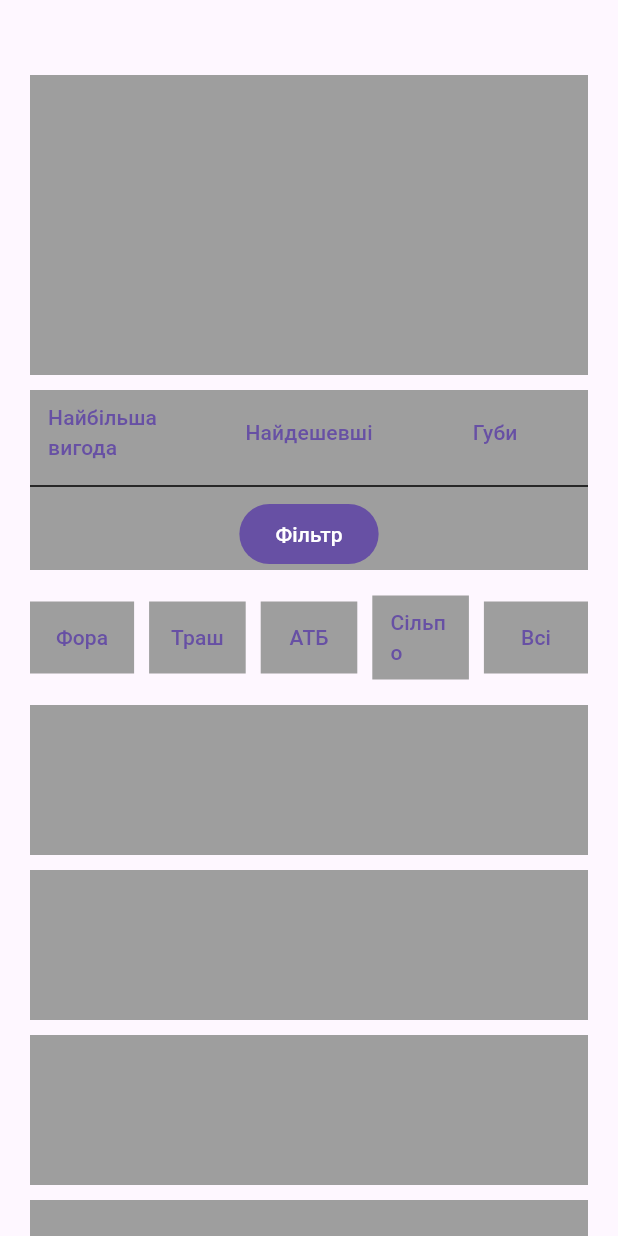
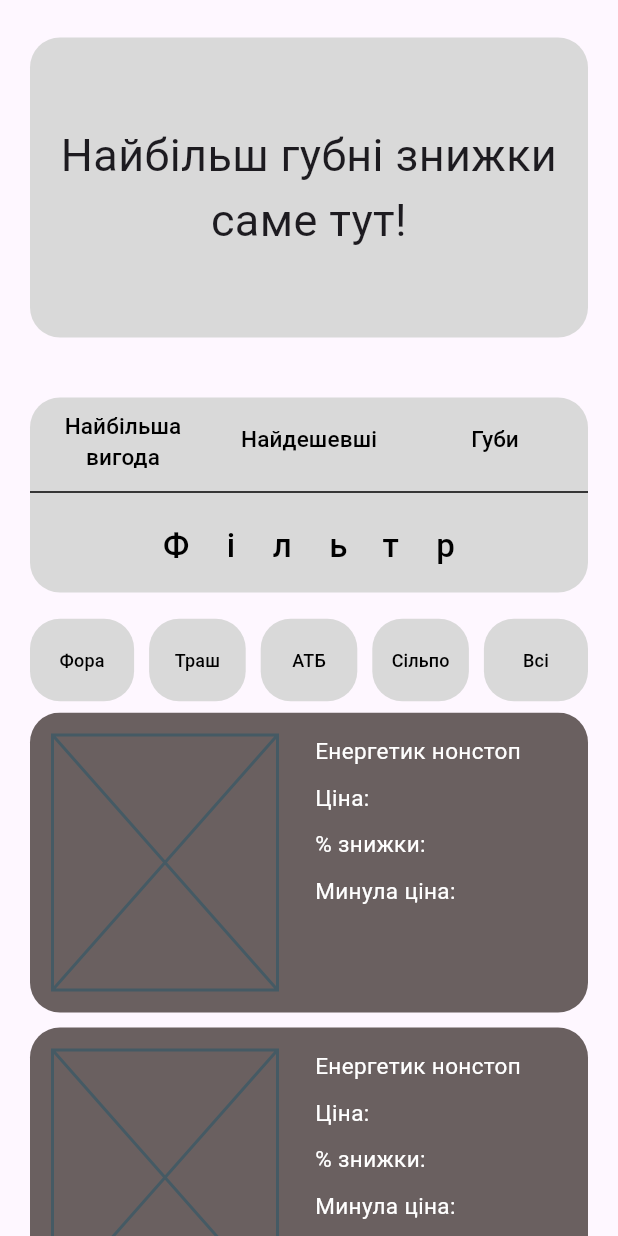
Before and after one commit to ReGeNss/markerplace_sales_monitor, a Flutter app: the screen it shows after launch, after a tap on "Найбільша вигода", on a phone screen of 412 x 824 dp. Run offline on Flutter 3.47's test engine with Material 3 defaults, Android fonts, the phone set to English and light mode, and no system bars.

Commit message:
completed ui model

```diff
--- a/lib/main.dart
+++ b/lib/main.dart
@@ -1,5 +1,5 @@
 import 'package:flutter/material.dart';
-import 'package:markerplace_seals/widgets/main_screen.dart';
+import 'package:markerplace_sales_monitor/widgets/main_screen.dart';
 
 void main() {
   runApp(const MainApp());
--- a/lib/widgets/main_screen.dart
+++ b/lib/widgets/main_screen.dart
@@ -1,4 +1,18 @@
 import 'package:flutter/material.dart';
+
+const TextStyle defaultTextStyleOfMarkets =  TextStyle(color: Colors.black, fontSize: 12);
+const TextStyle defaultTextStyleOfSaleFilters =  TextStyle(color: Colors.black, fontSize: 15);
+const TextStyle productCardTextStyle =  TextStyle(color: Colors.white, fontSize: 15);
+const Color defaultColor = Color.fromRGBO(217, 217, 217, 1);
+BoxDecoration defaultDecoration = BoxDecoration(
+  borderRadius: BorderRadius.circular(20),
+  color: defaultColor,
+);
+ButtonStyle buttonStyle = ButtonStyle(
+  overlayColor: WidgetStatePropertyAll<Color>(Color.fromRGBO(106, 96, 96, 0.5),),
+  fixedSize: WidgetStatePropertyAll<Size>(Size.fromHeight(55)),
+);
+
 
 class MainScreen extends StatelessWidget {
   const MainScreen({super.key});
@@ -6,53 +20,101 @@ class MainScreen extends StatelessWidget {
   @override
   Widget build(BuildContext context) {
     return Scaffold(
-      body: SingleChildScrollView(
-        child: Padding(
-          padding: const EdgeInsets.only(top: 50,bottom: 20, left: 20, right: 20),
-          child: Column(
-            children: [
-              Container(
-                height: 200,
-                color: Colors.grey,
+      body: CustomScrollView(slivers: [
+        SliverToBoxAdapter(
+          child: Container(
+              decoration: defaultDecoration,
+              margin: const EdgeInsets.only(top: 25, left: 20, right: 20),
+              height: 200,
+              child: const Center(
+                child: Text('Найбільш губні знижки саме тут!',style: TextStyle(fontSize: 30),textAlign: TextAlign.center, ),
               ),
-              const SizedBox(
-                height: 10,
-              ),
-              const FiltersWidget(),
-              const SizedBox(
-                height: 10,
-              ),
-              const MarkerplaceSelectorWidget(),
-              const SizedBox(
-                height: 10,
-              ),
-              ProductsListViewWidget(),
-
-            ],
-          ),
+             ),
         ),
-      ),
+        const SliverAppBar(
+          surfaceTintColor: Colors.transparent,
+          toolbarHeight: 0,
+          snap: true,
+          primary: false,
+          pinned: true,
+          floating: true,
+          bottom: PreferredSize(
+              preferredSize: Size.fromHeight(250),
+              child: Padding(
+                  padding: EdgeInsets.only(bottom: 0, left: 20, right: 20),
+                  child: Column(
+                    children: [
+                      SizedBox(
+                        height: 10,
+                      ),
+                      FiltersWidget(),
+                      SizedBox(
+                        height: 10,
+                      ),
+                      MarkerplaceSelectorWidget(),
+                    ],
+                  ))),
+        ),
+        SliverPadding(
+          padding: const EdgeInsets.symmetric(horizontal: 20),
+          sliver: SliverListOfProductsWidget(),
+        )
+      ]),
     );
   }
 }
 
-class ProductsListViewWidget extends StatelessWidget {
-  const ProductsListViewWidget({
+class SliverListOfProductsWidget extends StatelessWidget {
+  const SliverListOfProductsWidget({
     super.key,
   });
 
   @override
   Widget build(BuildContext context) {
-    return ListView.builder(
-      shrinkWrap: true,
-      itemCount: 10,
-      itemBuilder: (context, index) {
-        return Container(
-          height: 100,
-          color: Colors.grey,
-          margin: const EdgeInsets.only(bottom: 10),
-        );
-      },
+    return SliverList.builder(itemCount: 10, itemBuilder: (context, index) {
+      return Container(
+        height: 200,
+        decoration: BoxDecoration(
+          borderRadius: BorderRadius.circular(20),
+          color: Color.fromRGBO(106, 96, 96, 1),
+        ),
+        margin: const EdgeInsets.only(bottom: 10),
+        child: ProductCardWidget(),
+      );
+    },);
+  }
+}
+
+class ProductCardWidget extends StatelessWidget {
+  const ProductCardWidget({
+    super.key,
+  });
+
+  @override
+  Widget build(BuildContext context) {
+    return const Row(
+      children: [
+        Padding(
+          padding: EdgeInsets.all(15.0),
+          child: Placeholder(fallbackWidth: 150,),
+        ),
+        SizedBox(
+          width: 10,
+        ),
+        Column(
+          crossAxisAlignment: CrossAxisAlignment.start,
+          children: [
+            SizedBox(height: 15,),
+            Text('Енергетик нонстоп',style: productCardTextStyle,),
+            SizedBox(height: 10,),
+            Text('Ціна:',style: productCardTextStyle),
+            SizedBox(height: 10,),
+            Text('% знижки:',style: productCardTextStyle),
+            SizedBox(height: 10,),
+            Text('Минула ціна:',style: productCardTextStyle),
+          ],
+        ),
+      ],
     );
   }
 }
@@ -70,42 +132,41 @@ class MarkerplaceSelectorWidget extends StatelessWidget {
         children: [
           Expanded(
             child: Container(
-              color: Colors.grey,
-              margin:  const EdgeInsets.only(right: 5),
-              child: TextButton(
-                  onPressed: () {}, child: const Text('Фора')),
+              decoration: defaultDecoration,
+              margin: const EdgeInsets.only(right: 5),
+              child: TextButton(onPressed: () {},style: buttonStyle, child: Text('Фора', style: defaultTextStyleOfMarkets)),
             ),
           ),
           Expanded(
             child: Container(
-              color: Colors.grey,
-              margin:  const EdgeInsets.symmetric(horizontal: 5),
-              child: TextButton(
-                  onPressed: () {}, child: const Text('Траш')),
+              decoration: defaultDecoration,
+              margin: const EdgeInsets.symmetric(horizontal: 5),
+              child: TextButton(onPressed: () {},style: buttonStyle, child:  Text('Траш', style: defaultTextStyleOfMarkets)),
             ),
           ),
           Expanded(
             child: Container(
-              color: Colors.grey,
-              margin:  const EdgeInsets.symmetric(horizontal: 5),
+              decoration: defaultDecoration,
+              margin: const EdgeInsets.symmetric(horizontal: 5),
               child: TextButton(
-                  onPressed: () {}, child: const Text('АТБ')),
+                  onPressed: () {},
+                  child: Text('АТБ', style: defaultTextStyleOfMarkets),
+                  style: buttonStyle)
             ),
           ),
           Expanded(
             child: Container(
-              color: Colors.grey,
-              margin:  const EdgeInsets.symmetric(horizontal: 5),
-              child: TextButton(
-                  onPressed: () {}, child: const Text('Сільпо')),
+              decoration: defaultDecoration,
+              margin: const EdgeInsets.symmetric(horizontal: 5),
+              child: TextButton(onPressed: () {},style: buttonStyle, child:  Text('Сільпо', style: defaultTextStyleOfMarkets)),
             ),
           ),
           Expanded(
               child: Container(
+                decoration: defaultDecoration,
                   margin: const EdgeInsets.only(left: 5),
-                  color: Colors.grey,
                   child:
-                      TextButton(onPressed: () {}, child: const Text('Вcі')))),
+                      TextButton(onPressed: () {},style: buttonStyle, child:  Text('Вcі', style: defaultTextStyleOfMarkets)))),
         ],
       ),
     );
@@ -120,26 +181,29 @@ class FiltersWidget extends StatelessWidget {
   @override
   Widget build(BuildContext context) {
     return Container(
-      height: 120,
-      color: Colors.grey,
+      height: 130,
+      decoration: defaultDecoration,
       child: Column(
         children: [
           Row(
             children: [
               Expanded(
                 child: TextButton(
-                    onPressed: () {},
-                    child: const Text('Найбільша вигода')),
+                    onPressed: () {},style: buttonStyle, child:  Text('Найбільша вигода', style: defaultTextStyleOfSaleFilters,textAlign: TextAlign.center,)),
               ),
               Expanded(
                 child: TextButton(
-                    onPressed: () {}, child: const Text('Найдешевші')),
+                    onPressed: () {},style: buttonStyle, child:  Text('Найдешевші', style: defaultTextStyleOfSaleFilters)),
               ),
-              Expanded(child: TextButton(onPressed: () {}, child: const Text('Губи'))),
+              Expanded(
+                  child:
+                      TextButton(onPressed: () {},style: buttonStyle, child: Text('Губи', style: defaultTextStyleOfSaleFilters))),
             ],
           ),
-          const Divider(color: Colors.black,),
-          FilledButton(onPressed: () {}, child: const Text('Фільтр'))
+          const Divider(
+            color: Colors.black,
+          ),
+          TextButton(onPressed: () {},style: buttonStyle, child: const Text('Фільтр', style: TextStyle(color: Colors.black, letterSpacing: 25,fontSize: 22),))
         ],
       ),
     );
--- a/pubspec.yaml
+++ b/pubspec.yaml
@@ -1,4 +1,4 @@
-name: markerplace_seals
+name: markerplace_sales_monitor
 description: "A new Flutter project."
 publish_to: 'none'
 version: 0.1.0
```
